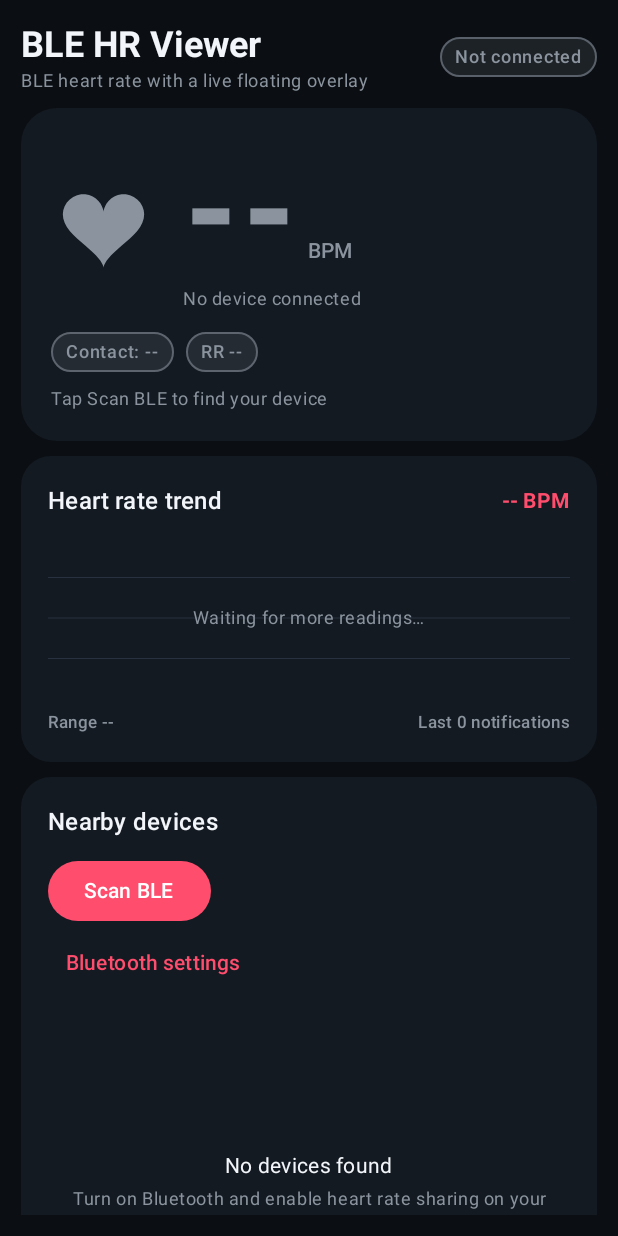
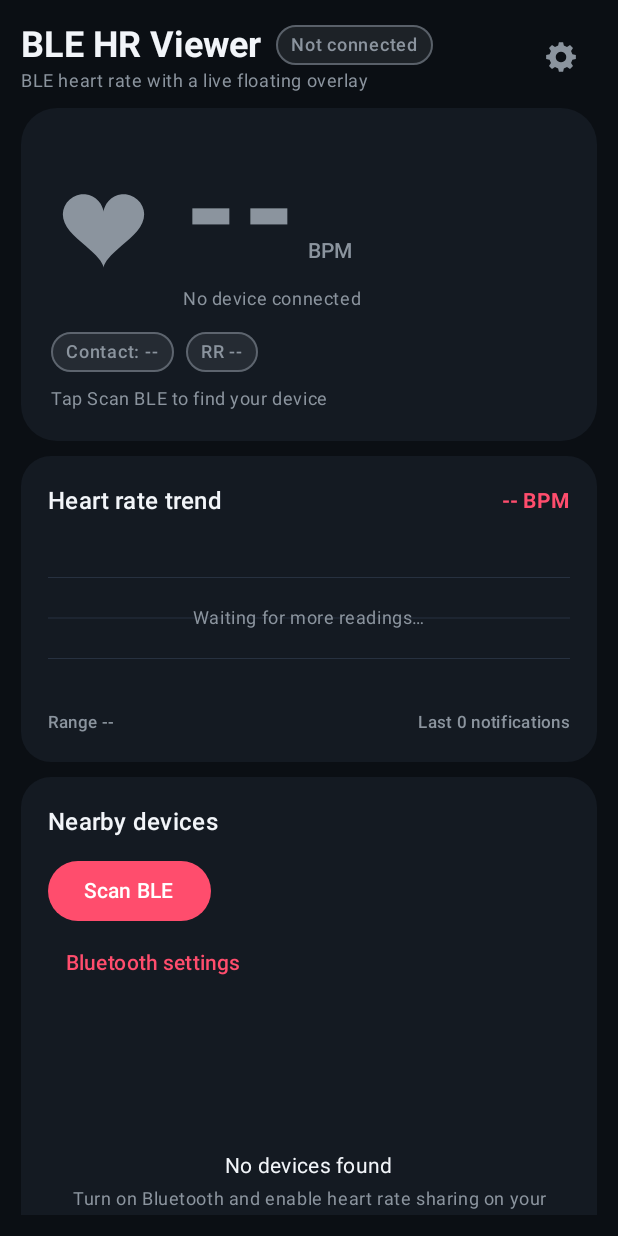
Before and after one commit to frailty9/ble-hr-viewer, an Android app built with Jetpack Compose: the composable HeartRateApp shown on its own in the app's theme, on a phone screen of 412 x 824 dp. Run offline under Robolectric (Android 15) with nearby library versions, the phone set to English and light mode, and no system bars.

Commit message:
feat(settings): 添加应用内语言切换与独立设置页面
- 新增设置页面，将语言选择与悬浮窗外观调整功能整合至此。
- 实现应用内语言切换，支持跟随系统、中文和英文。
- 兼容 Android 13 及以上系统的 LocaleManager 与旧版 Context 覆盖。
- 优化悬浮窗服务，使通知与 Toast 在语言切换后立即刷新。
- 在 build.gradle 中禁用语言资源拆分，确保语言包完整内置。
- 补充 AppLanguage 解析逻辑的单元测试。

```diff
--- a/app/build.gradle.kts
+++ b/app/build.gradle.kts
@@ -39,6 +39,12 @@ android {
 
     buildFeatures {
         compose = true
+    }
+
+    bundle {
+        language {
+            enableSplit = false
+        }
     }
 
     packaging {
--- a/app/src/main/java/com/example/blehr/HeartRateScreen.kt
+++ b/app/src/main/java/com/example/blehr/HeartRateScreen.kt
@@ -13,8 +13,6 @@ import androidx.compose.animation.core.rememberInfiniteTransition
 import androidx.compose.animation.core.tween
 import androidx.compose.foundation.BorderStroke
 import androidx.compose.foundation.Canvas
-import androidx.compose.foundation.background
-import androidx.compose.foundation.border
 import androidx.compose.foundation.clickable
 import androidx.compose.foundation.layout.Arrangement
 import androidx.compose.foundation.layout.Box
@@ -37,16 +35,16 @@ import androidx.compose.foundation.layout.windowInsetsPadding
 import androidx.compose.foundation.lazy.LazyColumn
 import androidx.compose.foundation.lazy.items
 import androidx.compose.foundation.rememberScrollState
-import androidx.compose.foundation.shape.CircleShape
 import androidx.compose.foundation.shape.RoundedCornerShape
 import androidx.compose.foundation.verticalScroll
+import androidx.compose.material3.Icon
+import androidx.compose.material3.IconButton
 import androidx.compose.material3.Button
 import androidx.compose.material3.Card
 import androidx.compose.material3.CardDefaults
 import androidx.compose.material3.LinearProgressIndicator
 import androidx.compose.material3.MaterialTheme
 import androidx.compose.material3.OutlinedButton
-import androidx.compose.material3.Slider
 import androidx.compose.material3.Surface
 import androidx.compose.material3.Text
 import androidx.compose.material3.TextButton
@@ -58,7 +56,6 @@ import androidx.compose.runtime.remember
 import androidx.compose.runtime.setValue
 import androidx.compose.ui.Alignment
 import androidx.compose.ui.Modifier
-import androidx.compose.ui.draw.clip
 import androidx.compose.ui.geometry.Offset
 import androidx.compose.ui.graphics.Color
 import androidx.compose.ui.graphics.Path
@@ -68,6 +65,7 @@ import androidx.compose.ui.graphics.drawscope.Stroke
 import androidx.compose.ui.graphics.graphicsLayer
 import androidx.compose.ui.platform.LocalContext
 import androidx.compose.ui.platform.LocalConfiguration
+import androidx.compose.ui.res.painterResource
 import androidx.compose.ui.res.stringResource
 import androidx.compose.ui.res.pluralStringResource
 import androidx.compose.ui.text.font.FontFamily
@@ -76,16 +74,10 @@ import androidx.compose.ui.text.style.TextAlign
 import androidx.compose.ui.text.style.TextOverflow
 import androidx.compose.ui.unit.dp
 import androidx.compose.ui.unit.sp
-import androidx.compose.ui.viewinterop.AndroidView
 import androidx.core.net.toUri
-import com.example.blehr.ble.HeartRateSample
 import com.example.blehr.ble.ScannedDevice
 import com.example.blehr.ble.SensorContact
 import com.example.blehr.overlay.HeartRateOverlayService
-import com.example.blehr.overlay.HeartRateOverlayView
-import com.example.blehr.overlay.OverlayAppearance
-import com.example.blehr.overlay.OverlayColors
-import com.example.blehr.overlay.OverlaySettingsStore
 import com.example.blehr.ui.asUiText
 import com.example.blehr.ui.theme.Accent
 import com.example.blehr.ui.theme.GridLine
@@ -101,11 +93,10 @@ import java.util.Locale
 import kotlin.math.PI
 import kotlin.math.cos
 import kotlin.math.max
-import kotlin.math.roundToInt
 import kotlin.math.sin
 
 @Composable
-fun HeartRateScreen(viewModel: HeartRateViewModel) {
+fun HeartRateScreen(viewModel: HeartRateViewModel, onOpenSettings: () -> Unit) {
     val state by viewModel.ui.collectAsState()
     val context = LocalContext.current
     val openBluetoothSettings: () -> Unit = {
@@ -141,12 +132,15 @@ fun HeartRateScreen(viewModel: HeartRateViewModel) {
         }
     }
 
-    BoxWithConstraints(
+    Column(
         modifier = Modifier
             .fillMaxSize()
             .windowInsetsPadding(WindowInsets.safeDrawing)
             .padding(14.dp),
     ) {
+        AppHeader(state, onOpenSettings)
+        Spacer(Modifier.height(10.dp))
+        BoxWithConstraints(Modifier.weight(1f).fillMaxWidth()) {
             val landscape = maxWidth > maxHeight
             if (landscape) {
                 Row(
@@ -159,8 +153,6 @@ fun HeartRateScreen(viewModel: HeartRateViewModel) {
                             .fillMaxHeight()
                             .verticalScroll(rememberScrollState()),
                     ) {
-                    AppHeader(state)
-                    Spacer(Modifier.height(10.dp))
                         BpmCard(state)
                         Spacer(Modifier.height(10.dp))
                         TrendCard(state)
@@ -177,8 +169,6 @@ fun HeartRateScreen(viewModel: HeartRateViewModel) {
                         Spacer(Modifier.height(10.dp))
                         OverlayCard(overlayGranted, showOverlay)
                         Spacer(Modifier.height(10.dp))
-                    OverlayAppearanceCard()
-                    Spacer(Modifier.height(10.dp))
                         ErrorCard(state)
                         Spacer(Modifier.height(10.dp))
                         HelpCard()
@@ -190,8 +180,6 @@ fun HeartRateScreen(viewModel: HeartRateViewModel) {
                         .fillMaxSize()
                         .verticalScroll(rememberScrollState()),
                 ) {
-                AppHeader(state)
-                Spacer(Modifier.height(10.dp))
                     BpmCard(state)
                     Spacer(Modifier.height(10.dp))
                     TrendCard(state)
@@ -199,8 +187,6 @@ fun HeartRateScreen(viewModel: HeartRateViewModel) {
                     DeviceCard(state, viewModel, openBluetoothSettings)
                     Spacer(Modifier.height(10.dp))
                     OverlayCard(overlayGranted, showOverlay)
-                Spacer(Modifier.height(10.dp))
-                OverlayAppearanceCard()
                     Spacer(Modifier.height(10.dp))
                     ErrorCard(state)
                     Spacer(Modifier.height(10.dp))
@@ -211,26 +197,11 @@ fun HeartRateScreen(viewModel: HeartRateViewModel) {
             }
         }
     }
+}
 
 @Composable
-private fun AppHeader(state: HeartRateUiState) {
-    Row(
-        modifier = Modifier.fillMaxWidth(),
-        verticalAlignment = Alignment.CenterVertically,
-    ) {
-        Column(Modifier.weight(1f)) {
-            Text(
-                text = stringResource(R.string.app_name),
-                style = MaterialTheme.typography.headlineSmall,
-                fontWeight = FontWeight.Bold,
-                color = Ink,
-            )
-            Text(
-                text = stringResource(R.string.app_tagline),
-                style = MaterialTheme.typography.bodySmall,
-                color = Muted,
-            )
-        }
+@OptIn(ExperimentalLayoutApi::class)
+private fun AppHeader(state: HeartRateUiState, onOpenSettings: () -> Unit) {
     val (label, color) = when (state.connection) {
         ConnectionPhase.SCANNING -> stringResource(R.string.phase_scanning) to WarnAmber
         ConnectionPhase.CONNECTING -> stringResource(R.string.phase_connecting) to WarnAmber
@@ -239,7 +210,34 @@ private fun AppHeader(state: HeartRateUiState) {
         ConnectionPhase.ERROR -> stringResource(R.string.phase_error) to ErrorRed
         ConnectionPhase.IDLE -> stringResource(R.string.phase_idle) to Muted
     }
-        StatusChip(label, color)
+    Row(modifier = Modifier.fillMaxWidth(), verticalAlignment = Alignment.Top) {
+        Column(Modifier.weight(1f)) {
+            FlowRow(
+                horizontalArrangement = Arrangement.spacedBy(10.dp),
+                verticalArrangement = Arrangement.spacedBy(4.dp),
+            ) {
+                Text(
+                    text = stringResource(R.string.app_name),
+                    modifier = Modifier.align(Alignment.CenterVertically),
+                    style = MaterialTheme.typography.headlineSmall,
+                    fontWeight = FontWeight.Bold,
+                    color = Ink,
+                )
+                Box(Modifier.align(Alignment.CenterVertically)) { StatusChip(label, color) }
+            }
+            Text(
+                text = stringResource(R.string.app_tagline),
+                style = MaterialTheme.typography.bodySmall,
+                color = Muted,
+            )
+        }
+        IconButton(onClick = onOpenSettings) {
+            Icon(
+                painter = painterResource(R.drawable.ic_settings),
+                contentDescription = stringResource(R.string.settings_title),
+                tint = Muted,
+            )
+        }
     }
 }
 
@@ -755,139 +753,6 @@ private fun OverlayCard(granted: Boolean, onShow: () -> Unit) {
 }
 
 @Composable
-private fun OverlayAppearanceCard() {
-    val context = LocalContext.current
-    val store = remember { OverlaySettingsStore.get(context) }
-    val appearance by store.appearance.collectAsState()
-
-    Card(
-        modifier = Modifier.fillMaxWidth(),
-        shape = RoundedCornerShape(20.dp),
-        colors = CardDefaults.cardColors(containerColor = MaterialTheme.colorScheme.surface),
-    ) {
-        Column(Modifier.padding(18.dp)) {
-            Row(verticalAlignment = Alignment.CenterVertically) {
-                Text(
-                    text = stringResource(R.string.overlay_appearance),
-                    style = MaterialTheme.typography.titleMedium,
-                    color = Ink,
-                )
-                Spacer(Modifier.weight(1f))
-                TextButton(onClick = store::reset) {
-                    Text(stringResource(R.string.reset_defaults))
-                }
-            }
-            OverlayPreview(appearance)
-            Spacer(Modifier.height(10.dp))
-
-            AppearanceLabel(stringResource(R.string.background_color))
-            Spacer(Modifier.height(6.dp))
-            ColorSwatchRow(
-                selected = appearance.backgroundColor,
-                colors = OverlayColors.BackgroundPresets,
-                onSelect = store::setBackgroundColor,
-            )
-
-            Spacer(Modifier.height(10.dp))
-            AppearanceLabel(
-                stringResource(R.string.background_opacity, (appearance.backgroundAlpha * 100).roundToInt())
-            )
-            Slider(
-                value = appearance.backgroundAlpha,
-                onValueChange = store::setBackgroundAlpha,
-                modifier = Modifier.fillMaxWidth(),
-                valueRange = 0f..1f,
-            )
-
-            AppearanceLabel(stringResource(R.string.font_color))
-            Spacer(Modifier.height(6.dp))
-            ColorSwatchRow(
-                selected = appearance.fontColor,
-                colors = OverlayColors.FontPresets,
-                onSelect = store::setFontColor,
-            )
-
-            Spacer(Modifier.height(10.dp))
-            AppearanceLabel(
-                stringResource(R.string.font_opacity, (appearance.fontAlpha * 100).roundToInt())
-            )
-            Slider(
-                value = appearance.fontAlpha,
-                onValueChange = store::setFontAlpha,
-                modifier = Modifier.fillMaxWidth(),
-                valueRange = 0f..1f,
-            )
-        }
-    }
-}
-
-@Composable
-private fun AppearanceLabel(text: String) {
-    Text(
-        text = text,
-        style = MaterialTheme.typography.bodySmall,
-        color = Muted,
-    )
-}
-
-@Composable
-private fun OverlayPreview(appearance: OverlayAppearance) {
-    val previewState = remember {
-        HeartRateUiState(
-            sample = HeartRateSample(
-                bpm = 123,
-                sensorContact = SensorContact.NOT_SUPPORTED,
-                energyExpendedKj = null,
-                rrIntervalsRaw = emptyList(),
-                flags = 0,
-                raw = byteArrayOf(),
-                warnings = emptyList(),
-                receivedAtMillis = 0L,
-            ),
-        )
-    }
-    Box(
-        modifier = Modifier
-            .fillMaxWidth()
-            .padding(vertical = 6.dp),
-        contentAlignment = Alignment.Center,
-    ) {
-        AndroidView(
-            factory = { context ->
-                HeartRateOverlayView(context, onClose = {}, onDrag = { _, _ -> }).apply {
-                    bindState(previewState)
-                }
-            },
-            update = { view -> view.bindAppearance(appearance) },
-        )
-    }
-}
-
-@Composable
-private fun ColorSwatchRow(
-    selected: Int,
-    colors: List<Int>,
-    onSelect: (Int) -> Unit,
-) {
-    Row(horizontalArrangement = Arrangement.spacedBy(6.dp)) {
-        colors.forEach { color ->
-            Box(
-                modifier = Modifier
-                    .size(24.dp)
-                    .clip(CircleShape)
-                    .background(Color(color))
-                    .border(
-                        width = if (color == selected) 2.dp else 1.dp,
-                        color = if (color == selected) Accent else Muted,
-                        shape = CircleShape,
-                    )
-                    .clickable { onSelect(color) },
-            )
-        }
-    }
-}
-
-@Composable
 private fun ErrorCard(state: HeartRateUiState) {
     val locale = LocalConfiguration.current.locales[0]
     val formatter = remember(locale) { SimpleDateFormat("HH:mm:ss", locale) }
--- a/app/src/main/java/com/example/blehr/MainActivity.kt
+++ b/app/src/main/java/com/example/blehr/MainActivity.kt
@@ -45,9 +45,15 @@ import androidx.compose.ui.text.style.TextAlign
 import androidx.compose.ui.unit.dp
 import com.example.blehr.ui.theme.BleHrTheme
 import com.example.blehr.ui.theme.Muted
+import com.example.blehr.settings.AppLanguage
+import com.example.blehr.settings.LanguageSettings
 
 class MainActivity : ComponentActivity() {
     private val viewModel: HeartRateViewModel by viewModels()
+
+    override fun attachBaseContext(newBase: Context) {
+        super.attachBaseContext(LanguageSettings.localizedContext(newBase))
+    }
 
     override fun onCreate(savedInstanceState: Bundle?) {
         super.onCreate(savedInstanceState)
@@ -58,15 +64,16 @@ class MainActivity : ComponentActivity() {
         window.addFlags(WindowManager.LayoutParams.FLAG_KEEP_SCREEN_ON)
         setContent {
             BleHrTheme {
-                HeartRateApp(viewModel)
+                HeartRateApp(viewModel, onLanguageSelected = { LanguageSettings.apply(this, it) })
             }
         }
     }
 }
 
 @Composable
-private fun HeartRateApp(viewModel: HeartRateViewModel) {
+private fun HeartRateApp(viewModel: HeartRateViewModel, onLanguageSelected: (AppLanguage) -> Unit) {
     val context = LocalContext.current
+    var showSettings by rememberSaveable { mutableStateOf(false) }
     val blePermissions = remember { requiredBlePermissions() }
     val requestedPermissions = remember {
         val permissions = blePermissions.toMutableList()
@@ -95,10 +102,17 @@ private fun HeartRateApp(viewModel: HeartRateViewModel) {
         modifier = Modifier.fillMaxSize(),
         color = MaterialTheme.colorScheme.background,
     ) {
-        if (granted) {
-            HeartRateScreen(viewModel)
+        if (showSettings) {
+            SettingsScreen(
+                language = LanguageSettings.selected(context),
+                onLanguageSelected = onLanguageSelected,
+                onBack = { showSettings = false },
+            )
+        } else if (granted) {
+            HeartRateScreen(viewModel, onOpenSettings = { showSettings = true })
         } else {
             PermissionGate(
+                onOpenSettingsPage = { showSettings = true },
                 onRequest = { launcher.launch(requestedPermissions) },
                 onOpenSettings = {
                     context.startActivity(
@@ -115,6 +129,7 @@ private fun HeartRateApp(viewModel: HeartRateViewModel) {
 
 @Composable
 private fun PermissionGate(
+    onOpenSettingsPage: () -> Unit,
     onRequest: () -> Unit,
     onOpenSettings: () -> Unit,
 ) {
@@ -145,6 +160,9 @@ private fun PermissionGate(
         TextButton(onClick = onOpenSettings) {
             Text(stringResource(R.string.open_app_settings))
         }
+        TextButton(onClick = onOpenSettingsPage) {
+            Text(stringResource(R.string.settings_title))
+        }
     }
 }
 
--- /dev/null
+++ b/app/src/main/res/drawable/ic_settings.xml
@@ -0,0 +1,10 @@
+<vector xmlns:android="http://schemas.android.com/apk/res/android"
+    android:width="24dp"
+    android:height="24dp"
+    android:viewportWidth="24"
+    android:viewportHeight="24">
+    <path
+        android:fillColor="#FFFFFFFF"
+        android:fillType="evenOdd"
+        android:pathData="M21.9,10.6L21.9,13.4L19.6,13.9L18.7,16L20,18L18,20L16,18.7L13.9,19.6L13.4,21.9L10.6,21.9L10.1,19.6L8,18.7L6,20L4,18L5.3,16L4.4,13.9L2.1,13.4L2.1,10.6L4.4,10.1L5.3,8L4,6L6,4L8,5.3L10.1,4.4L10.6,2.1L13.4,2.1L13.9,4.4L16,5.3L18,4L20,6L18.7,8L19.6,10.1zM12,8.5a3.5,3.5 0,1 0,0,7a3.5,3.5 0,1 0,0,-7z" />
+</vector>
```
Also changed, not shown: app/src/main/java/com/example/blehr/SettingsScreen.kt (added, +276 -0 lines), app/src/main/java/com/example/blehr/overlay/HeartRateOverlayService.kt (+28 -13 lines), app/src/main/java/com/example/blehr/settings/AppLanguage.kt (added, +15 -0 lines), app/src/main/java/com/example/blehr/settings/LanguageSettings.kt (added, +50 -0 lines), app/src/main/res/drawable/ic_arrow_back.xml (added, +14 -0 lines), app/src/main/res/values/strings.xml (+7 -0 lines), 3 other files. Lines whose indentation alone changed are shown as unchanged.
